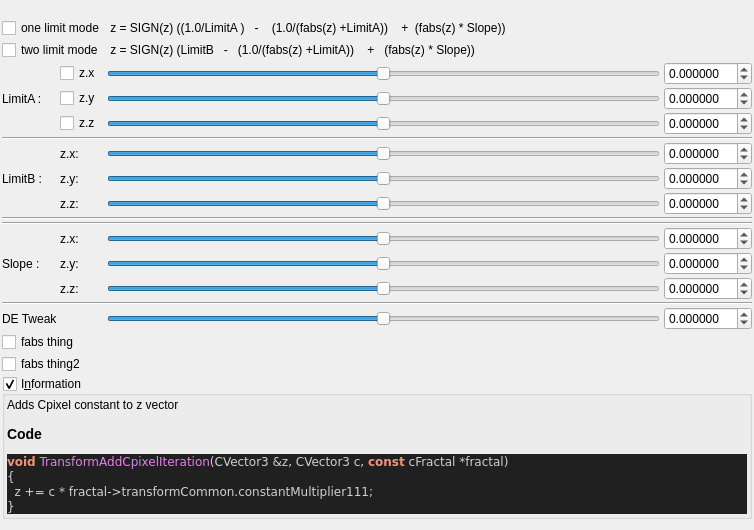
First picture: the form in mandelbulber2/qt_data/fractal_transf_reciprocal3.ui, repository buddhi1980/mandelbulber2, before the edit.
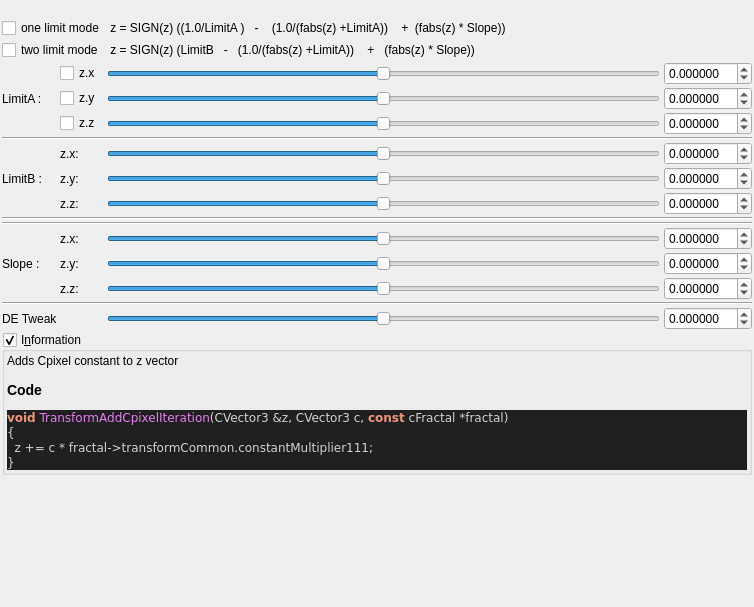
Second picture: the form after the edit. Custom widgets are drawn as their Qt base class.

```diff
--- a/mandelbulber2/qt_data/fractal_transf_reciprocal3.ui
+++ b/mandelbulber2/qt_data/fractal_transf_reciprocal3.ui
@@ -7,7 +7,7 @@
     <x>0</x>
     <y>0</y>
     <width>754</width>
-    <height>530</height>
+    <height>607</height>
    </rect>
   </property>
   <property name="windowTitle">
@@ -723,20 +723,6 @@
      </item>
     </layout>
    </item>
-   <item>
-    <widget class="MyCheckBox" name="checkBox_transf_function_enabledAy_false">
-     <property name="text">
-      <string>fabs thing</string>
-     </property>
-    </widget>
-   </item>
-   <item>
-    <widget class="MyCheckBox" name="checkBox_transf_function_enabledAz_false">
-     <property name="text">
-      <string>fabs thing2</string>
-     </property>
-    </widget>
-   </item>
    <item>
     <widget class="MyGroupBox" name="groupCheck_info">
      <property name="title">
```
Left out of the diff: 24 changed lines with no effect on the pictures.
